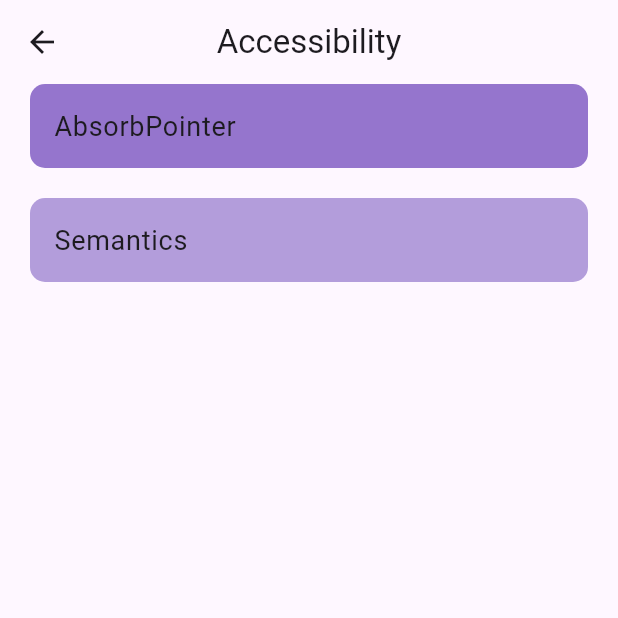
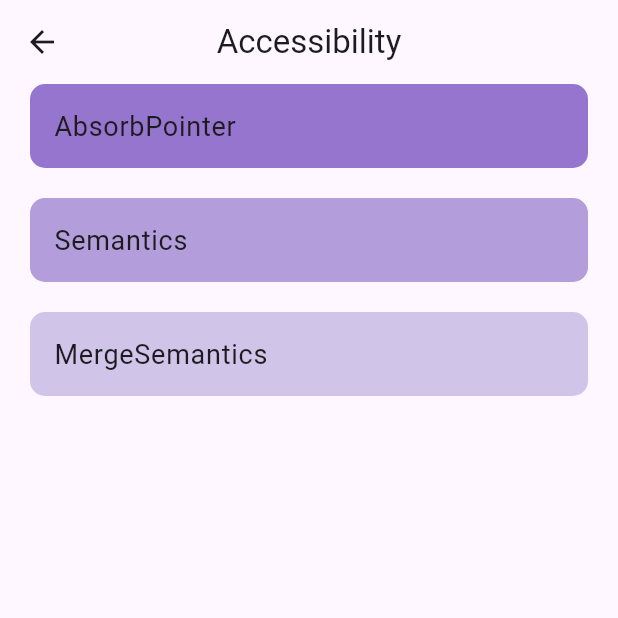
Before and after one commit to mes71/flutter_widget_catalog, a Flutter app: the AccessibilityPage screen opened by its route, on a phone screen of 412 x 824 dp, the top half of it. Run offline on Flutter 3.47's test engine with Material 3 defaults, Android fonts, the phone set to English and light mode, and no system bars.

Commit message:
feat :  Merge Semantics widget and description

```diff
--- a/lib/presentations/pages/accessibility/accessibility_page.dart
+++ b/lib/presentations/pages/accessibility/accessibility_page.dart
@@ -1,7 +1,8 @@
 import 'package:flutter/material.dart';
 import 'package:flutter_widget_catalog/data/model/main/main_model.dart';
 import 'package:flutter_widget_catalog/presentations/pages/accessibility/absorbPointer/absorb_pointer_page.dart';
-import 'package:flutter_widget_catalog/presentations/pages/accessibility/semantics_page.dart';
+import 'package:flutter_widget_catalog/presentations/pages/accessibility/merge_semantics/merge_semantics_page.dart';
+import 'package:flutter_widget_catalog/presentations/pages/accessibility/semantics/semantics_page.dart';
 import 'package:flutter_widget_catalog/presentations/pages/root/root_page.dart';
 
 List<MainModel> accessibilityList = [
@@ -14,6 +15,11 @@ List<MainModel> accessibilityList = [
     title: 'Semantics',
     route: SemanticsPage.tag,
     color: Colors.deepPurple.shade200,
+  ),
+  MainModel(
+    title: 'MergeSemantics',
+    route: MergeSemanticsPage.tag,
+    color: Colors.deepPurple.shade100,
   ),
 ];
 
--- a/lib/presentations/routes/app_route.dart
+++ b/lib/presentations/routes/app_route.dart
@@ -1,7 +1,8 @@
 import 'package:flutter/material.dart';
 import 'package:flutter_widget_catalog/presentations/pages/accessibility/absorbPointer/absorb_pointer_page.dart';
 import 'package:flutter_widget_catalog/presentations/pages/accessibility/accessibility_page.dart';
-import 'package:flutter_widget_catalog/presentations/pages/accessibility/semantics_page.dart';
+import 'package:flutter_widget_catalog/presentations/pages/accessibility/merge_semantics/merge_semantics_page.dart';
+import 'package:flutter_widget_catalog/presentations/pages/accessibility/semantics/semantics_page.dart';
 import 'package:flutter_widget_catalog/presentations/pages/root/root_page.dart';
 
 String initAppRoute = RootPage.tag;
@@ -11,4 +12,5 @@ Map<String, WidgetBuilder> appRoutes = {
   AccessibilityPage.tag: (context) => const AccessibilityPage(),
   AbsorbPointerPage.tag: (context) => const AbsorbPointerPage(),
   SemanticsPage.tag: (context) => const SemanticsPage(),
+  MergeSemanticsPage.tag: (context) => const MergeSemanticsPage(),
 };
```
Also changed, not shown: lib/presentations/pages/accessibility/merge_semantics/merge_semantics_page.dart (added, +56 -0 lines), lib/presentations/pages/accessibility/semantics/semantics_page.dart (renamed from lib/presentations/pages/accessibility/semantics_page.dart).
